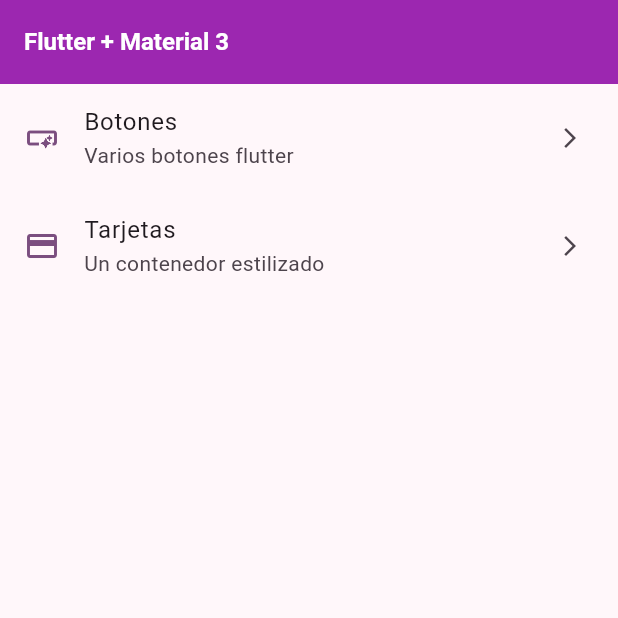
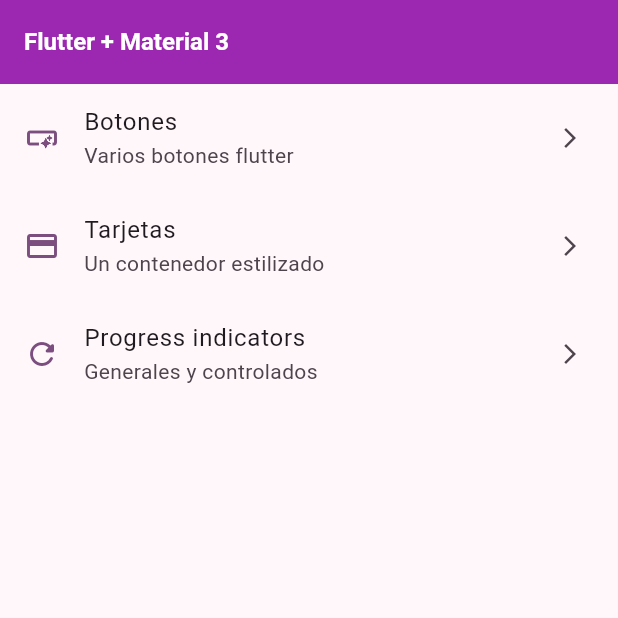
Before and after one commit to hernangiraldo/widgets_app, a Flutter app: the screen it shows after launch, on a phone screen of 412 x 824 dp, the top half of it. Run offline on Flutter 3.47's test engine with Material 2 defaults, Android fonts, the phone set to English and light mode, and no system bars; our stand-ins replace go_router.

Commit message:
feat: Se agregan progress indicators que avanzan a partir de la emisión de un stream

```diff
--- a/lib/config/const/app_routes.dart
+++ b/lib/config/const/app_routes.dart
@@ -2,4 +2,6 @@ class AppRoutes {
   static const home = '/';
   static const buttons = '/buttons';
   static const cards = '/cards';
+  static const progress = '/progress';
+  static const animated_screen = '/animated';
 }
--- a/lib/config/menu/menu_items.dart
+++ b/lib/config/menu/menu_items.dart
@@ -28,4 +28,10 @@ const appMenuItems = <MenuItem>[
     icon: Icons.credit_card_outlined,
     route: AppRoutes.cards,
   ),
+  MenuItem(
+    title: 'Progress indicators',
+    subtitle: 'Generales y controlados',
+    icon: Icons.refresh_rounded,
+    route: AppRoutes.progress,
+  ),
 ];
--- a/lib/presentation/screens/animated/animated_screen.dart
+++ b/lib/presentation/screens/animated/animated_screen.dart
@@ -1,6 +1,8 @@
 import 'package:flutter/material.dart';
 
 class AnimatedScreen extends StatelessWidget {
+  static const name = 'animated_screen';
+
   const AnimatedScreen({super.key});
 
   @override
--- a/lib/presentation/screens/app_router.dart
+++ b/lib/presentation/screens/app_router.dart
@@ -1,8 +1,6 @@
 import 'package:go_router/go_router.dart';
 import 'package:widgets_app/config/const/app_routes.dart';
-import 'package:widgets_app/presentation/screens/buttons/buttons_screen.dart';
-import 'package:widgets_app/presentation/screens/cards/cards_screen.dart';
-import 'package:widgets_app/presentation/screens/home/home_screen.dart';
+import 'screens.dart';
 
 final appRouter = GoRouter(
   initialLocation: '/',
@@ -19,5 +17,9 @@ final appRouter = GoRouter(
       path: AppRoutes.cards,
       builder: (context, state) => const CardsScreen(),
     ),
+    GoRoute(
+      path: AppRoutes.progress,
+      builder: (context, state) => const ProgressScreen(),
+    ),
   ],
 );
--- a/lib/presentation/screens/app_tutorial/app_tutorial_screen.dart
+++ b/lib/presentation/screens/app_tutorial/app_tutorial_screen.dart
@@ -1,7 +1,7 @@
 import 'package:flutter/material.dart';
 
-class TutotialScreen extends StatelessWidget {
-  const TutotialScreen({super.key});
+class AppTutorialScreen extends StatelessWidget {
+  const AppTutorialScreen({super.key});
 
   @override
   Widget build(BuildContext context) {
```
Also changed, not shown: lib/presentation/screens/progress/progress_screen.dart (+57 -1 lines), lib/presentation/screens/screens.dart (added, +9 -0 lines).
